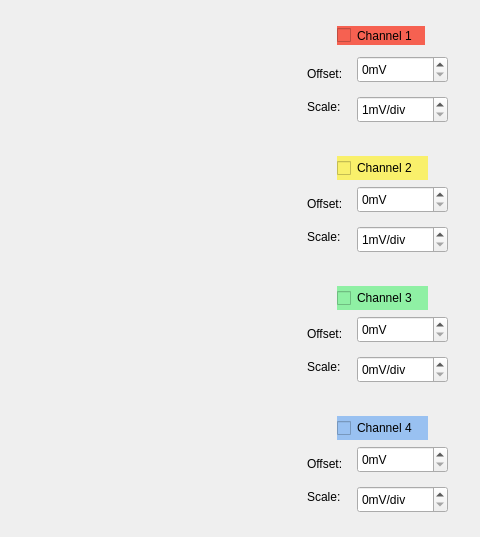
This is Interfaz/template.ui in odevincenti/Biosc as Qt 5 draws it before an edit; both pictures show x 523 to 1003 and y 113 to 650 of the 1003 by 650 pixel window. The edited form follows.
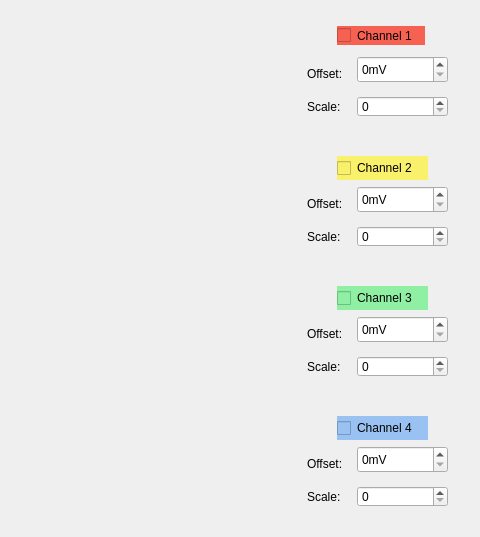
This is the edited form. Icons and pictures are not drawn. Custom widgets are drawn as their Qt base class.

Commit message: scale spinboxes

```diff
--- a/Interfaz/template.ui
+++ b/Interfaz/template.ui
@@ -310,24 +310,15 @@
       <number>5</number>
      </property>
     </widget>
-    <widget class="QSpinBox" name="spinCH1scale">
+    <widget class="CustomScaleSpinBox" name="spinScaleCH1">
      <property name="geometry">
       <rect>
        <x>60</x>
        <y>80</y>
        <width>91</width>
-       <height>27</height>
+       <height>21</height>
       </rect>
      </property>
-     <property name="specialValueText">
-      <string/>
-     </property>
-     <property name="suffix">
-      <string>mV/div</string>
-     </property>
-     <property name="minimum">
-      <number>1</number>
-     </property>
     </widget>
    </widget>
    <widget class="QFrame" name="frameCH2">
@@ -413,24 +404,15 @@
       <number>5</number>
      </property>
     </widget>
-    <widget class="QSpinBox" name="spinCH2scale">
+    <widget class="CustomScaleSpinBox" name="spinScaleCH2">
      <property name="geometry">
       <rect>
        <x>60</x>
        <y>80</y>
        <width>91</width>
-       <height>27</height>
+       <height>21</height>
       </rect>
      </property>
-     <property name="specialValueText">
-      <string/>
-     </property>
-     <property name="suffix">
-      <string>mV/div</string>
-     </property>
-     <property name="minimum">
-      <number>1</number>
-     </property>
     </widget>
    </widget>
    <widget class="QFrame" name="frameCH3">
@@ -516,21 +498,15 @@
       <number>5</number>
      </property>
     </widget>
-    <widget class="QSpinBox" name="spinCH3scale">
+    <widget class="CustomScaleSpinBox" name="spinScaleCH3">
      <property name="geometry">
       <rect>
        <x>60</x>
        <y>80</y>
        <width>91</width>
-       <height>27</height>
+       <height>21</height>
       </rect>
      </property>
-     <property name="specialValueText">
-      <string/>
-     </property>
-     <property name="suffix">
-      <string>mV/div</string>
-     </property>
     </widget>
    </widget>
    <widget class="QFrame" name="frameCH4">
@@ -610,24 +586,15 @@
       <number>5</number>
      </property>
     </widget>
-    <widget class="QSpinBox" name="spinCH4scale">
+    <widget class="CustomScaleSpinBox" name="spinScaleCH4">
      <property name="geometry">
       <rect>
        <x>60</x>
        <y>80</y>
        <width>91</width>
-       <height>27</height>
+       <height>21</height>
       </rect>
      </property>
-     <property name="specialValueText">
-      <string/>
-     </property>
-     <property name="suffix">
-      <string>mV/div</string>
-     </property>
-     <property name="maximum">
-      <number>100</number>
-     </property>
     </widget>
    </widget>
    <widget class="QFrame" name="FrameControlWavegen">
@@ -830,6 +797,11 @@
    <header location="global">custom_widgets</header>
    <container>1</container>
   </customwidget>
+  <customwidget>
+   <class>CustomScaleSpinBox</class>
+   <extends>QSpinBox</extends>
+   <header location="global">custom_widgets</header>
+  </customwidget>
  </customwidgets>
  <resources/>
  <connections/>
```
Left out of the diff: 10 changed lines with no effect on the pictures. The commit also changes 2 other files.
